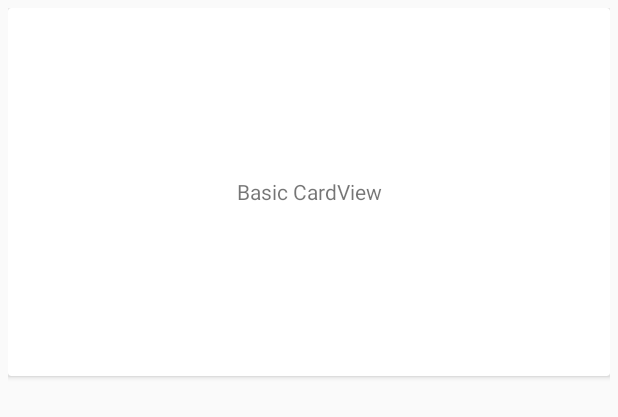
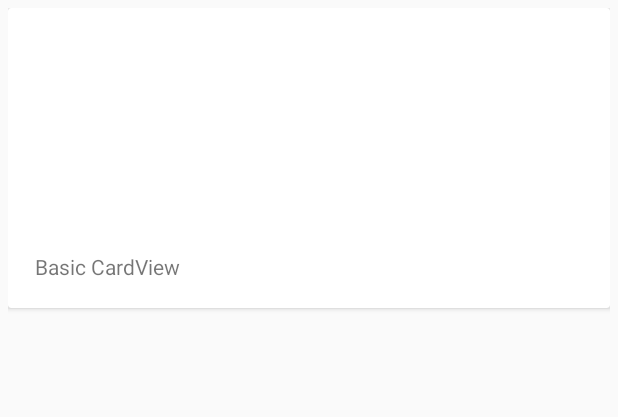
Before and after one commit to jaredkaczynski/MyUMass, an Android app: the layout dining_card_layout.xml on its own in the app's theme, with its tools: preview values and no code run, on a phone screen of 412 x 824 dp. Shown: the top 417 px of the screen. Run offline under Robolectric (Android 15) with nearby library versions, the phone set to English and light mode, and no system bars.

Commit message:
Layout adjustments

```diff
--- a/app/src/main/res/layout/dining_card_layout.xml
+++ b/app/src/main/res/layout/dining_card_layout.xml
@@ -5,20 +5,24 @@
     android:layout_height="fill_parent"
     android:gravity="center_horizontal"
     android:padding="5dp">
+
     <android.support.v7.widget.CardView
         android:layout_width="fill_parent"
-        android:layout_height="245dp"
+        android:layout_height="200dp"
         android:layout_gravity="center_horizontal"
-        android:id="@+id/location_card">
+        android:id="@+id/location_card"
+        android:padding="10dp">
         <TextView
             android:id="@+id/location_name"
             android:text="Basic CardView"
             android:layout_marginTop="0dp"
             android:layout_width="match_parent"
             android:layout_height="match_parent"
-            android:gravity="center"
             android:layout_centerVertical="true"
             android:layout_alignParentRight="true"
-            android:layout_alignParentEnd="true" />
+            android:layout_alignParentEnd="true"
+            android:padding="18dp"
+            android:gravity="left|bottom" />
     </android.support.v7.widget.CardView>
+
 </LinearLayout>
```
